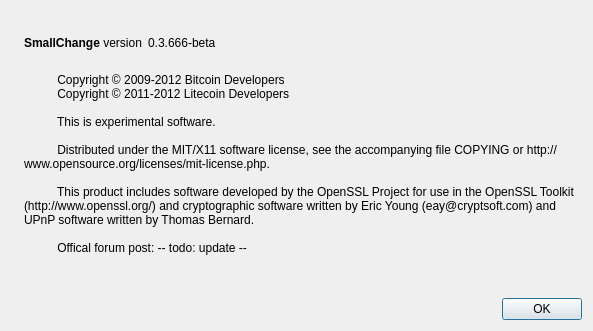
The window that src/qt/forms/aboutdialog.ui (TrayboonBucks/Trayboon_Bucks) describes before a commit, drawn with Qt 5.
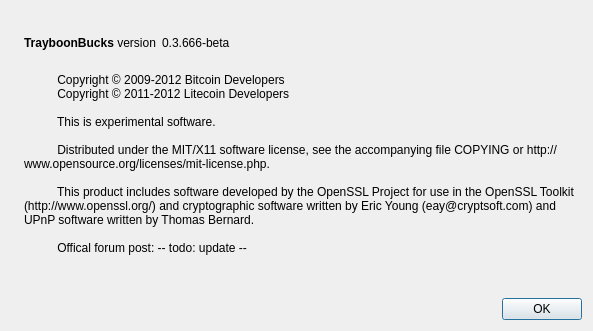
The same window after the commit. Icons and pictures are not drawn.

The edit to the form file:
```diff
--- a/src/qt/forms/aboutdialog.ui
+++ b/src/qt/forms/aboutdialog.ui
@@ -50,7 +50,7 @@
           <cursorShape>IBeamCursor</cursorShape>
          </property>
          <property name="text">
-          <string>&lt;b&gt;SmallChange&lt;/b&gt; version</string>
+          <string>&lt;b&gt;TrayboonBucks&lt;/b&gt; version</string>
          </property>
          <property name="textInteractionFlags">
           <set>Qt::LinksAccessibleByMouse|Qt::TextSelectableByKeyboard|Qt::TextSelectableByMouse</set>
```
Left out of the diff: 2 changed lines with no effect on the pictures.
